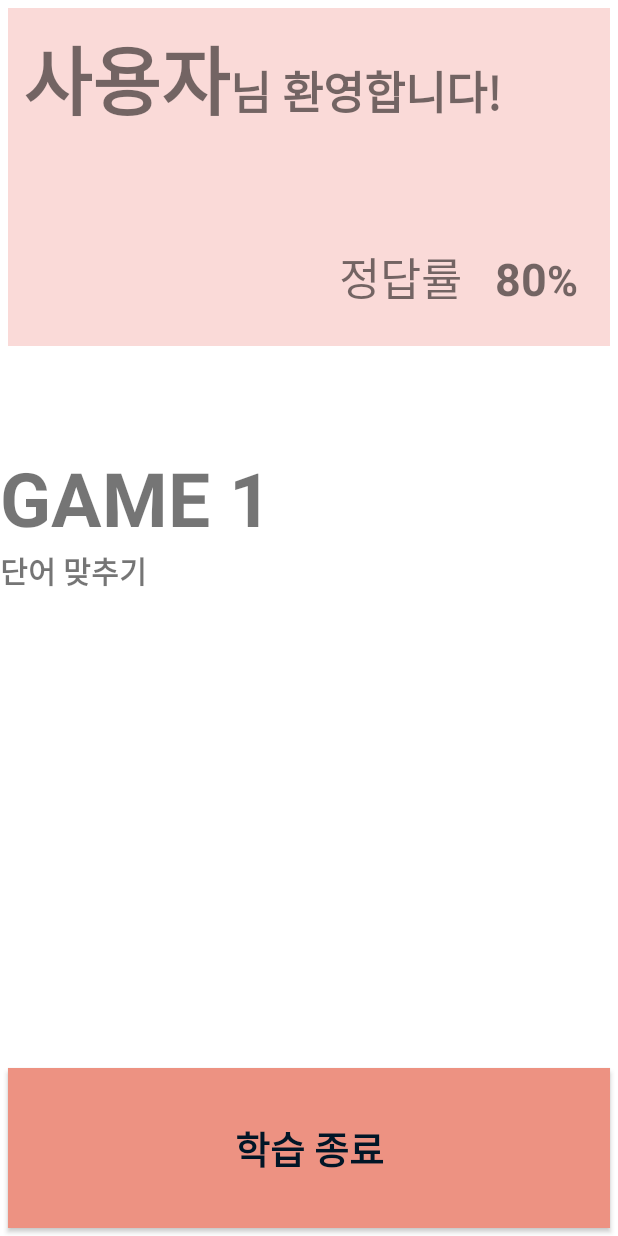
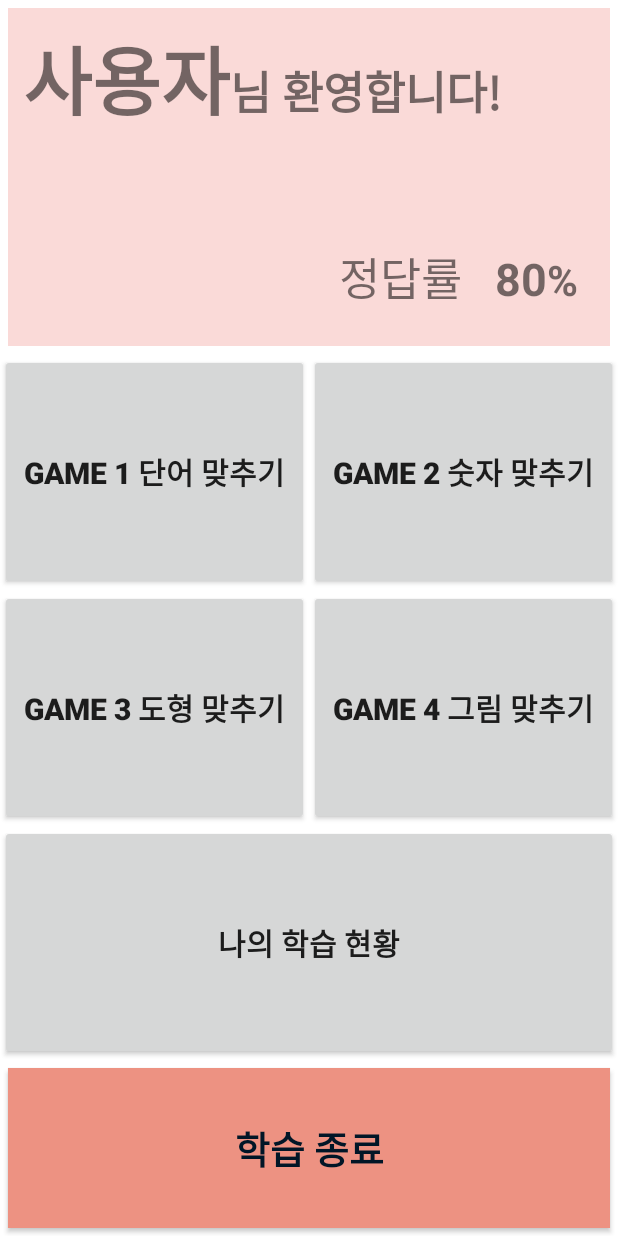
Before and after one commit to poketred12/Humanities_Project, an Android app: the layout main.xml on its own in the app's theme, with its tools: preview values and no code run, on a phone screen of 412 x 824 dp. Run offline under Robolectric (Android 15) with nearby library versions, the phone set to English and light mode, and no system bars.

Commit message:
메인화면 기능버튼 디자인 전 xml

```diff
--- a/app/src/main/res/layout/main.xml
+++ b/app/src/main/res/layout/main.xml
@@ -65,82 +65,111 @@
 
     </LinearLayout>
 
-    <TableLayout
+    <LinearLayout
         android:layout_width="match_parent"
         android:layout_height="match_parent"
         android:layout_weight="3"
-        android:weightSum="3">
-        <TableRow
+        android:orientation="vertical">
+
+        <LinearLayout
+            android:layout_width="match_parent"
+            android:layout_height="match_parent"
+            android:orientation="horizontal"
             android:layout_weight="1">
 
             <LinearLayout
-                android:layout_weight="1"
                 android:layout_width="match_parent"
                 android:layout_height="match_parent"
-                android:orientation="vertical"
-                android:gravity="center">
-                <TextView
-                    android:layout_width="match_parent"
-                    android:layout_height="wrap_content"
-                    android:text="GAME 1"
-                    android:textSize="50dp"
-                    android:textStyle="bold" />
-                <TextView
-                    android:layout_width="match_parent"
-                    android:layout_height="wrap_content"
-                    android:text="단어 맞추기"
-                    android:textSize="20dp"
-                    android:textStyle="bold"/>
-            </LinearLayout>
-
-            <LinearLayout
                 android:layout_weight="1"
-                android:layout_width="match_parent"
-                android:layout_height="match_parent"
                 android:orientation="vertical">
 
-            </LinearLayout>
-        </TableRow>
-        <TableRow
-            android:layout_weight="1">
-            <LinearLayout
-                android:layout_weight="1"
-                android:layout_width="match_parent"
-                android:layout_height="match_parent"
-                android:orientation="vertical">
+                <Button
+                    android:layout_width="match_parent"
+                    android:layout_height="match_parent"
+                    android:text="GAME 1
+단어 맞추기"
+                    android:textStyle="bold"
+                    android:textSize="20dp"/>
 
             </LinearLayout>
 
             <LinearLayout
-                android:layout_weight="1"
                 android:layout_width="match_parent"
                 android:layout_height="match_parent"
+                android:layout_weight="1"
                 android:orientation="vertical">
+
+                <Button
+                    android:layout_width="match_parent"
+                    android:layout_height="match_parent"
+                    android:text="GAME 2
+숫자 맞추기"
+                    android:textStyle="bold"
+                    android:textSize="20dp"/>
 
             </LinearLayout>
 
-        </TableRow>
-        <TableRow
+        </LinearLayout>
+
+        <LinearLayout
+            android:layout_width="match_parent"
+            android:layout_height="match_parent"
+            android:orientation="horizontal"
             android:layout_weight="1">
+
             <LinearLayout
-                android:layout_weight="1"
                 android:layout_width="match_parent"
                 android:layout_height="match_parent"
+                android:layout_weight="1"
                 android:orientation="vertical">
+
+                <Button
+                    android:layout_width="match_parent"
+                    android:layout_height="match_parent"
+                    android:text="GAME 3
+도형 맞추기"
+                    android:textStyle="bold"
+                    android:textSize="20dp"/>
 
             </LinearLayout>
 
             <LinearLayout
-                android:layout_weight="1"
                 android:layout_width="match_parent"
                 android:layout_height="match_parent"
+                android:layout_weight="1"
                 android:orientation="vertical">
+
+                <Button
+                    android:layout_width="match_parent"
+                    android:layout_height="match_parent"
+                    android:text="GAME 4
+그림 맞추기"
+                    android:textStyle="bold"
+                    android:textSize="20dp"/>
 
             </LinearLayout>
 
-        </TableRow>
+        </LinearLayout>
 
-    </TableLayout>
+        <LinearLayout
+            android:layout_width="match_parent"
+            android:layout_height="match_parent"
+            android:orientation="horizontal"
+            android:layout_weight="1">
+
+
+
+                <Button
+                    android:layout_width="match_parent"
+                    android:layout_height="match_parent"
+                    android:text="나의
+학습 현황"
+                    android:textStyle="bold"
+                    android:textSize="20dp"/>
+
+
+        </LinearLayout>
+    </LinearLayout>
 
     <Button
         android:layout_width="match_parent"
```
